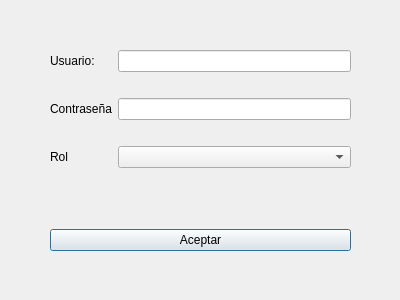
Qt form nuevo.ui (ISABELpolania18/ProyectoFinal29) before a commit.
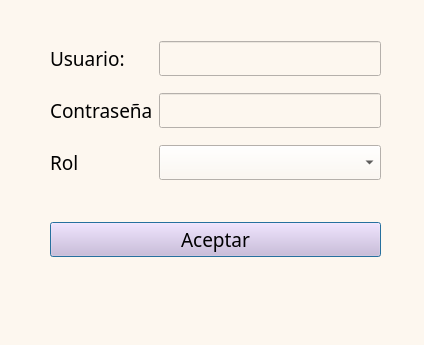
The same form after that commit.

What changed in the file:
```diff
--- a/nuevo.ui
+++ b/nuevo.ui
@@ -6,38 +6,67 @@
    <rect>
     <x>0</x>
     <y>0</y>
-    <width>400</width>
-    <height>300</height>
+    <width>424</width>
+    <height>345</height>
    </rect>
   </property>
   <property name="windowTitle">
    <string>Dialog</string>
   </property>
+  <property name="styleSheet">
+   <string notr="true">background-color: rgb(253, 247, 239);</string>
+  </property>
   <widget class="QWidget" name="gridLayoutWidget">
    <property name="geometry">
     <rect>
      <x>50</x>
      <y>30</y>
-     <width>301</width>
+     <width>331</width>
      <height>161</height>
     </rect>
    </property>
    <layout class="QGridLayout" name="gridLayout">
     <item row="1" column="1">
      <widget class="QLabel" name="label_2">
+      <property name="font">
+       <font>
+        <family>Tw Cen MT Condensed Extra Bold</family>
+        <pointsize>14</pointsize>
+       </font>
+      </property>
       <property name="text">
        <string>Contraseña</string>
       </property>
      </widget>
     </item>
     <item row="1" column="2">
-     <widget class="QLineEdit" name="Nueva_Contrasena"/>
+     <widget class="QLineEdit" name="Nueva_Contrasena">
+      <property name="font">
+       <font>
+        <family>Tw Cen MT Condensed</family>
+        <pointsize>14</pointsize>
+       </font>
+      </property>
+     </widget>
     </item>
     <item row="0" column="2">
-     <widget class="QLineEdit" name="Nuevo_Usuario"/>
+     <widget class="QLineEdit" name="Nuevo_Usuario">
+      <property name="font">
+       <font>
+        <family>Tw Cen MT Condensed</family>
+        <pointsize>14</pointsize>
+       </font>
+      </property>
+     </widget>
     </item>
     <item row="0" column="1">
      <widget class="QLabel" name="label">
+      <property name="font">
+       <font>
+        <family>Tw Cen MT Condensed Extra Bold</family>
+        <pointsize>14</pointsize>
+       </font>
+      </property>
       <property name="text">
        <string>Usuario: </string>
       </property>
@@ -45,6 +74,12 @@
     </item>
     <item row="2" column="1">
      <widget class="QLabel" name="label_3">
+      <property name="font">
+       <font>
+        <family>Tw Cen MT Condensed Extra Bold</family>
+        <pointsize>14</pointsize>
+       </font>
+      </property>
       <property name="text">
        <string>Rol</string>
       </property>
@@ -52,6 +87,12 @@
     </item>
     <item row="2" column="2">
      <widget class="QComboBox" name="Rol">
+      <property name="font">
+       <font>
+        <family>Tw Cen MT Condensed</family>
+        <pointsize>14</pointsize>
+       </font>
+      </property>
       <item>
        <property name="text">
         <string/>
@@ -76,13 +117,24 @@
     <rect>
      <x>50</x>
      <y>200</y>
-     <width>301</width>
+     <width>331</width>
      <height>80</height>
     </rect>
    </property>
    <layout class="QHBoxLayout" name="horizontalLayout">
     <item>
      <widget class="QPushButton" name="Aceptar">
+      <property name="font">
+       <font>
+        <family>Tw Cen MT Condensed</family>
+        <pointsize>14</pointsize>
+        <weight>50</weight>
+        <bold>false</bold>
+       </font>
+      </property>
+      <property name="styleSheet">
+       <string notr="true">background-color: rgb(220, 187, 221);</string>
+      </property>
       <property name="text">
        <string>Aceptar</string>
       </property>
```
